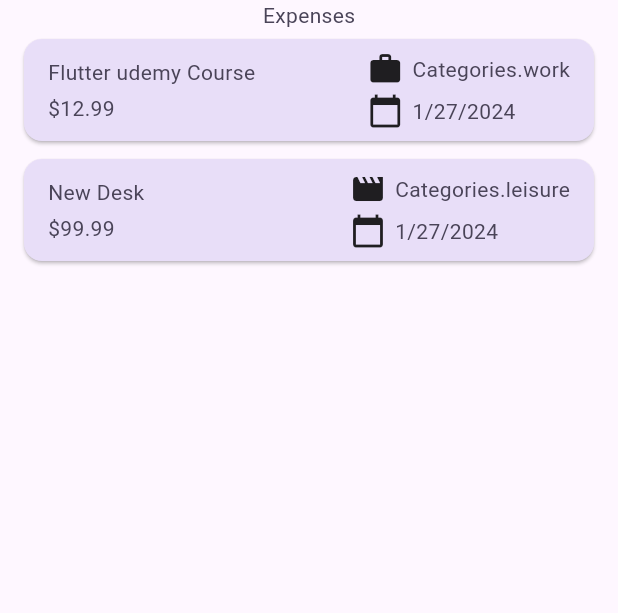
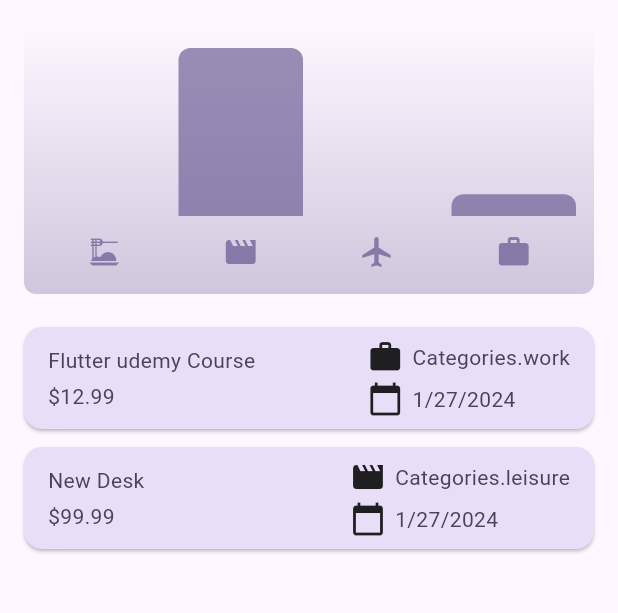
Before and after one commit to taufiqelahi/Udemy_Flutter_Section5, a Flutter app: the screen it shows after launch, on a phone screen of 412 x 824 dp, the part 84-697 px from its top. Run offline on Flutter 3.47's test engine with Material 3 defaults, Android fonts, the phone set to English and light mode, and no system bars.

Commit message:
added text theme in main file

```diff
--- a/lib/expenses_screen.dart
+++ b/lib/expenses_screen.dart
@@ -1,4 +1,5 @@
 import 'package:expense_tracker/component/bottom_sheet_items.dart';
+import 'package:expense_tracker/component/chart/chart.dart';
 import 'package:expense_tracker/component/expense_list.dart';
 import 'package:expense_tracker/model/expense.dart';
 import 'package:flutter/material.dart';
@@ -74,7 +75,7 @@ class _ExpensesScreenState extends State<ExpensesScreen> {
       ),
       body: Column(
         children: [
-          const Text('Expenses'),
+      Chart(expenses: _expenses),
           Expanded(
               child: _expenses.isNotEmpty
                   ? ExpenseList(
--- a/lib/main.dart
+++ b/lib/main.dart
@@ -41,6 +41,20 @@ class MyApp extends StatelessWidget {
               fontWeight: FontWeight.normal,
               color: darkColorSchema.onSecondaryContainer,
             ),
+            titleMedium:  TextStyle(
+                fontSize: 14,
+                fontWeight: FontWeight.normal,
+                color: darkColorSchema.onSecondaryContainer),
+            bodyLarge:  TextStyle(
+                fontSize: 14,
+                fontWeight: FontWeight.normal,
+                color: darkColorSchema.onSecondaryContainer),
+            bodySmall:  TextStyle(
+                fontSize: 14,
+                fontWeight: FontWeight.normal,
+                color: darkColorSchema.onSecondaryContainer),
+
+
           )),
       theme: ThemeData().copyWith(
           colorScheme: kColorSchema,
@@ -49,6 +63,7 @@ class MyApp extends StatelessWidget {
               foregroundColor: kColorSchema.onPrimaryContainer),
           cardTheme: CardTheme().copyWith(
             color: kColorSchema.secondaryContainer,
+
             margin: EdgeInsets.symmetric(horizontal: 16, vertical: 6),
           ),
           elevatedButtonTheme: ElevatedButtonThemeData(
@@ -66,7 +81,21 @@ class MyApp extends StatelessWidget {
               fontWeight: FontWeight.normal,
               color: kColorSchema.onSecondaryContainer,
             ),
+      titleMedium:  TextStyle(
+          fontSize: 14,
+          fontWeight: FontWeight.normal,
+          color: kColorSchema.onSecondaryContainer),
+      bodyLarge:  TextStyle(
+          fontSize: 14,
+          fontWeight: FontWeight.normal,
+          color: kColorSchema.onSecondaryContainer),
+            bodySmall:  TextStyle(
+                fontSize: 14,
+                fontWeight: FontWeight.normal,
+                color: kColorSchema.onSecondaryContainer),
           )),
+
+
       themeMode: ThemeMode.system,
       home: const ExpensesScreen(),
     );
```
